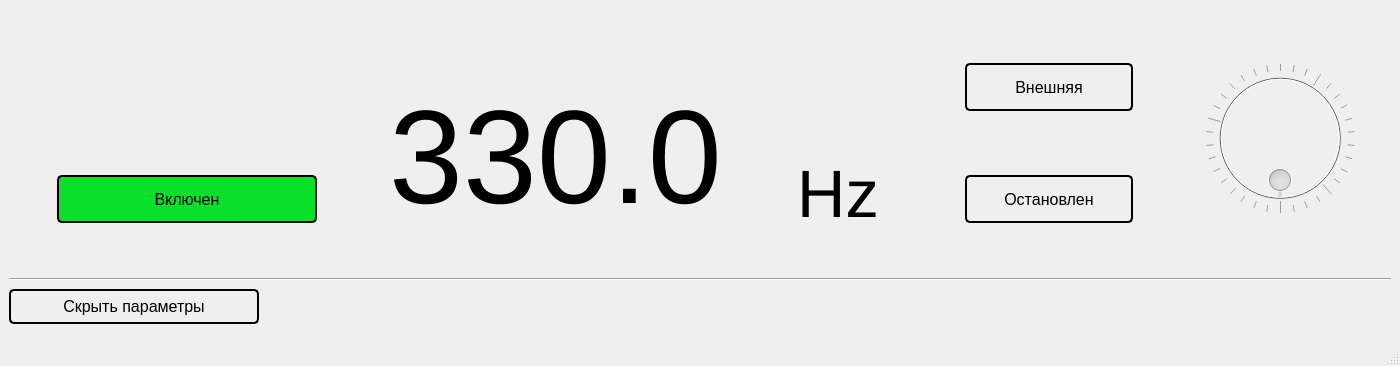
Before: the Qt Designer form mainwindow.ui in IlyaZh/FEDAL-gui, drawn with Qt 5.
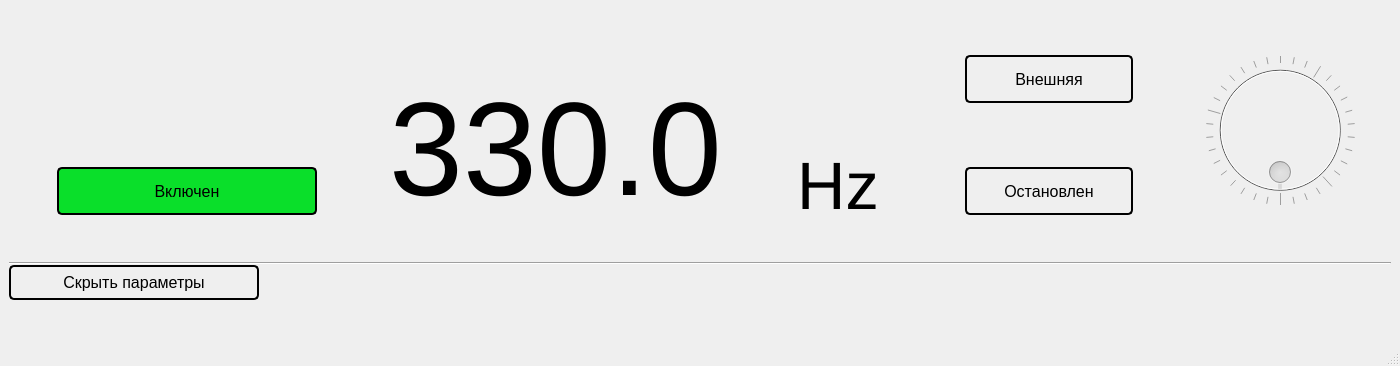
After: the same form once the commit is applied.

The edit to the form file:
```diff
--- a/mainwindow.ui
+++ b/mainwindow.ui
@@ -127,7 +127,9 @@
            <height>105</height>
           </size>
          </property>
-         <layout class="QGridLayout" name="gridLayout_3"/>
+         <property name="styleSheet">
+          <string notr="true"/>
+         </property>
         </widget>
        </item>
        <item row="0" column="8">
@@ -404,7 +406,9 @@
            <height>105</height>
           </size>
          </property>
-         <layout class="QGridLayout" name="gridLayout_2"/>
+         <property name="styleSheet">
+          <string notr="true"/>
+         </property>
         </widget>
        </item>
        <item row="0" column="0" rowspan="2">
@@ -465,7 +469,7 @@
     <item row="3" column="0" colspan="3">
      <widget class="QWidget" name="parameterWidget" native="true">
       <property name="sizePolicy">
-       <sizepolicy hsizetype="Maximum" vsizetype="Maximum">
+       <sizepolicy hsizetype="Maximum" vsizetype="Minimum">
         <horstretch>0</horstretch>
         <verstretch>0</verstretch>
        </sizepolicy>
@@ -482,16 +486,25 @@
         <height>16777215</height>
        </size>
       </property>
+      <property name="styleSheet">
+       <string notr="true"/>
+      </property>
      </widget>
     </item>
     <item row="1" column="0" colspan="3">
      <widget class="Line" name="line">
       <property name="sizePolicy">
-       <sizepolicy hsizetype="Minimum" vsizetype="Fixed">
+       <sizepolicy hsizetype="Preferred" vsizetype="Fixed">
         <horstretch>0</horstretch>
         <verstretch>0</verstretch>
        </sizepolicy>
       </property>
+      <property name="maximumSize">
+       <size>
+        <width>1382</width>
+        <height>16777215</height>
+       </size>
+      </property>
       <property name="orientation">
        <enum>Qt::Horizontal</enum>
       </property>
```
